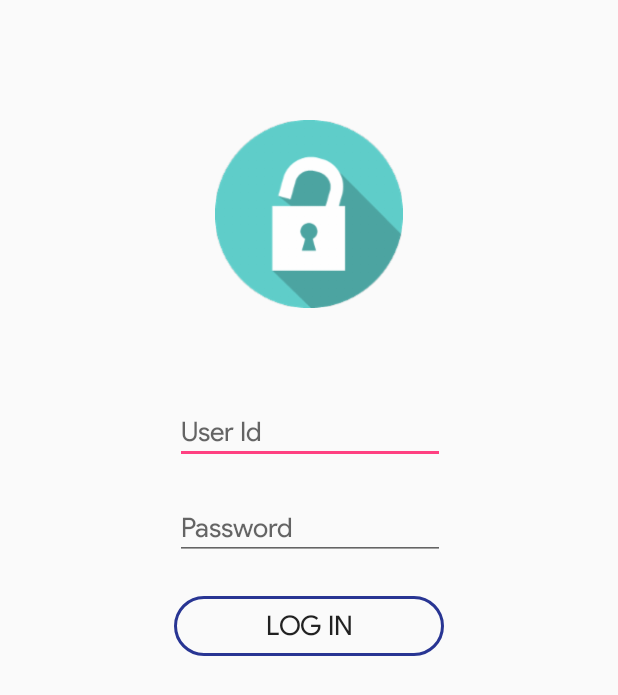
After one commit to m-anas-j/AutomatedAttendanceSystem, an Android app: the LoginScreenActivity screen opened directly, with no data from a screen before it, on a phone screen of 412 x 824 dp. The commit adds this screen. Shown: the top 695 px of the screen. Run offline under Robolectric (Android 15) with nearby library versions, the phone set to English and light mode, and no system bars.

Commit message:
regular commit

```diff
--- a/app/src/main/AndroidManifest.xml
+++ b/app/src/main/AndroidManifest.xml
@@ -2,10 +2,9 @@
 <manifest xmlns:android="http://schemas.android.com/apk/res/android"
     package="com.example.weisslogia.automatedattendancesystem">
 
+    <uses-permission android:name="android.permission.NFC" />
 
-    <uses-permission android:name="android.permission.NFC"/>
-
-    <uses-feature android:name="android.hardware.nfc"/>
+    <uses-feature android:name="android.hardware.nfc" />
 
     <application
         android:allowBackup="true"
@@ -24,7 +23,8 @@
         <activity android:name=".Courses" />
         <activity android:name=".SuccessScreen" />
         <activity android:name=".TransferringStudentID" />
-        <activity android:name=".WaitingForStudentID"></activity>
+        <activity android:name=".WaitingForStudentID" />
+        <activity android:name=".LoginScreenActivity"></activity>
     </application>
 
 </manifest>
--- /dev/null
+++ b/app/src/main/java/com/example/weisslogia/automatedattendancesystem/LoginScreenActivity.java
@@ -0,0 +1,13 @@
+package com.example.weisslogia.automatedattendancesystem;
+
+import android.support.v7.app.AppCompatActivity;
+import android.os.Bundle;
+
+public class LoginScreenActivity extends AppCompatActivity {
+
+    @Override
+    protected void onCreate(Bundle savedInstanceState) {
+        super.onCreate(savedInstanceState);
+        setContentView(R.layout.activity_login_screen);
+    }
+}
--- a/app/src/main/java/com/example/weisslogia/automatedattendancesystem/WelcomeScreenActivity.java
+++ b/app/src/main/java/com/example/weisslogia/automatedattendancesystem/WelcomeScreenActivity.java
@@ -1,7 +1,9 @@
 package com.example.weisslogia.automatedattendancesystem;
 
+import android.content.Intent;
 import android.support.v7.app.AppCompatActivity;
 import android.os.Bundle;
+import android.view.View;
 
 public class WelcomeScreenActivity extends AppCompatActivity {
 
@@ -10,4 +12,10 @@ public class WelcomeScreenActivity extends AppCompatActivity {
         super.onCreate(savedInstanceState);
         setContentView(R.layout.activity_welcome_screen);
     }
+
+
+    public void gotoLoginScreen(View view) {
+        Intent loginIntent = new Intent(this, LoginScreenActivity.class);
+        startActivity(loginIntent);
+    }
 }
--- a/app/src/main/res/drawable/ripple.xml
+++ b/app/src/main/res/drawable/ripple.xml
@@ -9,10 +9,10 @@
                 android:color="#283593">
             </stroke>
             <corners
-                android:bottomRightRadius="20dp"
-                android:bottomLeftRadius="20dp"
-                android:topLeftRadius="20dp"
-                android:topRightRadius="20dp"/>
+                android:bottomRightRadius="25dp"
+                android:bottomLeftRadius="25dp"
+                android:topLeftRadius="25dp"
+                android:topRightRadius="25dp"/>
             <solid android:color="#283593" />
         </shape>
     </item>
--- a/app/src/main/res/drawable/round_shape_background_with_color.xml
+++ b/app/src/main/res/drawable/round_shape_background_with_color.xml
@@ -2,8 +2,8 @@
 <shape xmlns:android="http://schemas.android.com/apk/res/android" android:shape="rectangle" android:padding="10dp">
     <solid android:color="#00ACC1"/> <!-- this one is ths color of the Rounded Button -->
     <corners
-        android:bottomRightRadius="20dp"
-        android:bottomLeftRadius="20dp"
-        android:topLeftRadius="20dp"
-        android:topRightRadius="20dp"/>
+        android:bottomRightRadius="25dp"
+        android:bottomLeftRadius="25dp"
+        android:topLeftRadius="25dp"
+        android:topRightRadius="25dp"/>
 </shape>
--- a/app/src/main/res/drawable/round_shape_background_without_color.xml
+++ b/app/src/main/res/drawable/round_shape_background_without_color.xml
@@ -5,8 +5,8 @@
         android:color="#283593">
     </stroke>
     <corners
-        android:bottomRightRadius="20dp"
-        android:bottomLeftRadius="20dp"
-        android:topLeftRadius="20dp"
-        android:topRightRadius="20dp"/>
+        android:bottomRightRadius="25dp"
+        android:bottomLeftRadius="25dp"
+        android:topLeftRadius="25dp"
+        android:topRightRadius="25dp"/>
 </shape>
--- /dev/null
+++ b/app/src/main/res/layout/activity_login_screen.xml
@@ -0,0 +1,69 @@
+<?xml version="1.0" encoding="utf-8"?>
+<android.support.constraint.ConstraintLayout xmlns:android="http://schemas.android.com/apk/res/android"
+    xmlns:app="http://schemas.android.com/apk/res-auto"
+    xmlns:tools="http://schemas.android.com/tools"
+    android:layout_width="match_parent"
+    android:layout_height="match_parent"
+    tools:context=".LoginScreenActivity">
+
+    <ImageView
+        android:id="@+id/loginicon"
+        android:layout_width="180dp"
+        android:layout_height="125dp"
+        android:layout_marginEnd="8dp"
+        android:layout_marginStart="8dp"
+        android:layout_marginTop="80dp"
+        app:layout_constraintEnd_toEndOf="parent"
+        app:layout_constraintStart_toStartOf="parent"
+        app:layout_constraintTop_toTopOf="parent"
+        app:srcCompat="@drawable/loginicon" />
+
+    <EditText
+        android:id="@+id/userIdText"
+        android:layout_width="180dp"
+        android:layout_height="40dp"
+        android:layout_marginEnd="8dp"
+        android:layout_marginStart="8dp"
+        android:layout_marginTop="64dp"
+        android:ems="10"
+        android:fontFamily="@font/product_sans_regular"
+        android:inputType="text"
+        android:hint="@string/user_id_hint"
+        app:layout_constraintEnd_toEndOf="parent"
+        app:layout_constraintHorizontal_bias="0.503"
+        app:layout_constraintStart_toStartOf="parent"
+        app:layout_constraintTop_toBottomOf="@+id/loginicon" />
+
+    <EditText
+        android:id="@+id/passwordText"
+        android:layout_width="180dp"
+        android:layout_height="40dp"
+        android:layout_marginEnd="8dp"
+        android:layout_marginStart="8dp"
+        android:layout_marginTop="24dp"
+        android:ems="10"
+        android:fontFamily="@font/product_sans_regular"
+        android:inputType="textPassword"
+        android:hint="@string/password_hint"
+        app:layout_constraintEnd_toEndOf="parent"
+        app:layout_constraintHorizontal_bias="0.503"
+        app:layout_constraintStart_toStartOf="parent"
+        app:layout_constraintTop_toBottomOf="@+id/userIdText" />
+
+    <Button
+        android:id="@+id/loginButton"
+        android:layout_width="180dp"
+        android:layout_height="40dp"
+        android:layout_marginEnd="8dp"
+        android:layout_marginStart="8dp"
+        android:layout_marginTop="24dp"
+        android:background="@drawable/ripple"
+        android:fontFamily="@font/product_sans_regular"
+        android:text="@string/log_in_button"
+        android:textSize="18sp"
+        app:layout_constraintEnd_toEndOf="parent"
+        app:layout_constraintStart_toStartOf="parent"
+        app:layout_constraintTop_toBottomOf="@+id/passwordText" />
+
+
+</android.support.constraint.ConstraintLayout>
--- a/app/src/main/res/layout/activity_welcome_screen.xml
+++ b/app/src/main/res/layout/activity_welcome_screen.xml
@@ -9,7 +9,7 @@
 
     <TextView
         android:id="@+id/StudentSignIn"
-        android:layout_width="180dp"
+        android:layout_width="200dp"
         android:layout_height="40dp"
         android:layout_marginEnd="8dp"
         android:layout_marginStart="8dp"
@@ -26,11 +26,12 @@
 
     <ImageView
         android:id="@+id/StudentImage"
-        android:layout_width="180dp"
-        android:layout_height="125dp"
+        android:layout_width="200dp"
+        android:layout_height="130dp"
         android:layout_marginEnd="8dp"
         android:layout_marginStart="8dp"
         android:layout_marginTop="16dp"
+        android:onClick="gotoLoginScreen"
         app:layout_constraintEnd_toEndOf="parent"
         app:layout_constraintStart_toStartOf="parent"
         app:layout_constraintTop_toBottomOf="@+id/StudentSignIn"
@@ -54,8 +55,8 @@
 
     <Button
         android:id="@+id/SignUp"
-        android:layout_width="180dp"
-        android:layout_height="40dp"
+        android:layout_width="200dp"
+        android:layout_height="50dp"
         android:layout_marginEnd="8dp"
         android:layout_marginStart="8dp"
         android:layout_marginTop="8dp"
--- a/app/src/main/res/values/strings.xml
+++ b/app/src/main/res/values/strings.xml
@@ -13,6 +13,9 @@
     <string name="student_signin">STUDENT SIGN IN</string>
     <string name="don_t_have_an_account">Don\'t Have an account?</string>
     <string name="sign_up">SIGN UP</string>
+    <string name="user_id_hint">User Id</string>
+    <string name="password_hint">Password</string>
+    <string name="log_in_button">LOG IN</string>
 
 
     <!-- SadikuChans Part -->
```
Also changed, not shown: app/src/main/res/drawable-hdpi/loginicon.png (added), app/src/main/res/drawable-mdpi/loginicon.png (added), app/src/main/res/drawable-xhdpi/loginicon.png (added), app/src/main/res/drawable-xxhdpi/loginicon.png (added), app/src/main/res/drawable-xxxhdpi/loginicon.png (added).
